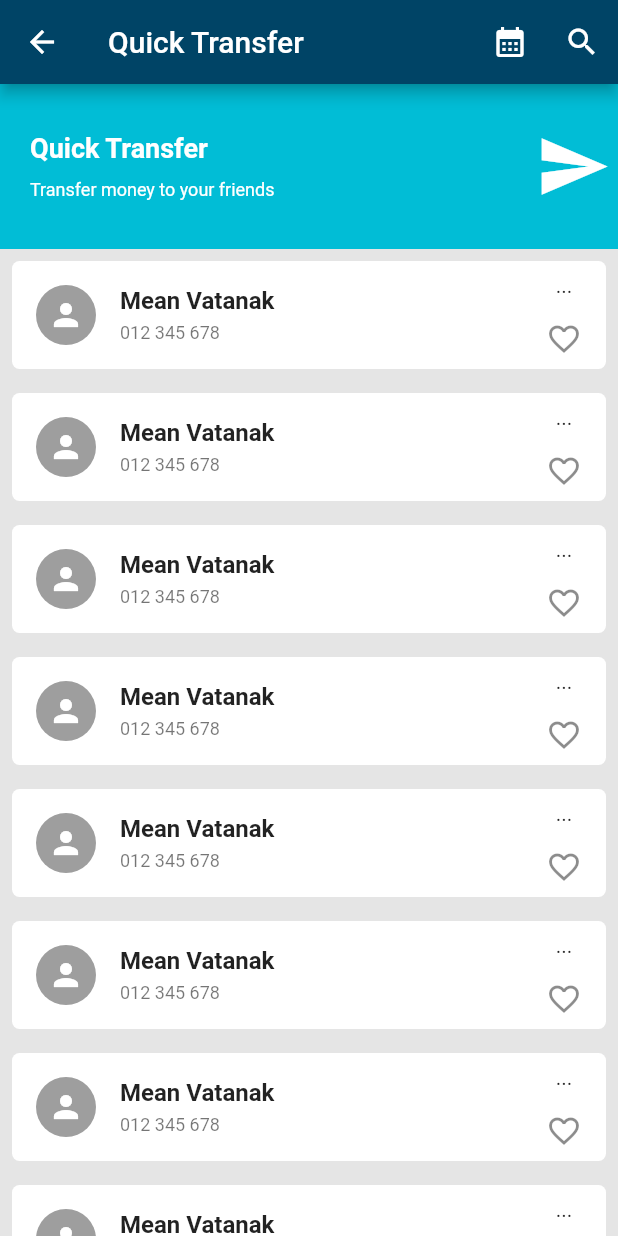
After one commit to meanvatanak/flutter_aba_bank_demo, a Flutter app: the screen it shows after launch, after a tap on "Quick Transfer", on a phone screen of 412 x 824 dp. The commit adds this screen. Run offline on Flutter 3.47's test engine with Material 2 defaults, Android fonts, the phone set to English and light mode, and no system bars; our stand-ins replace phosphor_flutter.

Commit message:
add feature select quick transfer and payment  - list quick transfer  - list quick payment

```diff
--- a/lib/routes/app_route.dart
+++ b/lib/routes/app_route.dart
@@ -1,10 +1,12 @@
 import 'package:aba_bank_app/notification/notification_page.dart';
+import 'package:aba_bank_app/utilities/constants.dart';
+import 'package:aba_bank_app/views/quick_transfer/quick_transfer.dart';
 import 'package:flutter/material.dart';
 
 import '../views/main_page.dart';
 
-Route<dynamic>? AppRoute(RouteSettings settings){
-  switch(settings.name){
+Route<dynamic>? AppRoute(RouteSettings settings) {
+  switch (settings.name) {
     case '/':
       return MaterialPageRoute(builder: (context) => MainPage());
     case '/profile':
@@ -12,9 +14,26 @@ Route<dynamic>? AppRoute(RouteSettings settings){
     case '/notification':
       final routeArguments = settings.arguments as Map<String, dynamic>;
       return MaterialPageRoute(
-        builder: (context) => NotificationPage(
-          routeArguments: routeArguments,
-        )
+          builder: (context) => NotificationPage(
+                routeArguments: routeArguments,
+              ));
+    case '/quick_transfer':
+      return MaterialPageRoute(
+        builder: (context) => QuickTransfer(
+          title: "Quick Transfer",
+          description: "Transfer money to your friends",
+          icon: Icons.send,
+          color: cyanColor,
+        ),
+      );
+    case '/quick_payment':
+      return MaterialPageRoute(
+        builder: (context) => QuickTransfer(
+          title: "Quick Payment",
+          description: "Pay your bills",
+          icon: Icons.payment,
+          color: redColor,
+        ),
       );
     default:
       return null;
--- a/lib/views/main_page.dart
+++ b/lib/views/main_page.dart
@@ -240,14 +240,18 @@ class _MainPageState extends State<MainPage> {
             child: Container(
               width: double.infinity,
               color: Color(0xFF10BAD2),
+              child: InkWell(
+                borderRadius: BorderRadius.circular(16),
+                splashColor: Colors.white,
+                onTap: () {
+                  Navigator.of(context).pushNamed('/quick_transfer');
+                },
                 child: Row(
                   children: [
                     SizedBox(
                       width: 20,
                     ),
-                  Container(
-                    // color: Colors.black,
-                    child: Column(
+                    Column(
                       mainAxisAlignment: MainAxisAlignment.center,
                       crossAxisAlignment: CrossAxisAlignment.start,
                       children: const [
@@ -263,14 +267,13 @@ class _MainPageState extends State<MainPage> {
                           height: 8,
                         ),
                         Text(
-                          'Create your templates here to make transfer qucker',
+                          'Create your templates here to make transfer quicker',
                           style: TextStyle(
                             color: Colors.white,
-                            fontSize: 14,
+                            fontSize: 12,
                           ),
                         ),
                       ],
-                    ),
                     ),
                     Spacer(),
                     Icon(
@@ -285,10 +288,17 @@ class _MainPageState extends State<MainPage> {
                 ),
               ),
             ),
+          ),
           Expanded(
             child: Container(
               width: double.infinity,
               color: Color(0xFFEE5350),
+              child: InkWell(
+                borderRadius: BorderRadius.circular(16),
+                splashColor: Colors.white,
+                onTap: () {
+                  Navigator.of(context).pushNamed('/quick_payment');
+                },
                 child: Row(
                   mainAxisAlignment: MainAxisAlignment.spaceBetween,
                   // alignment: Alignment.bottomRight,
@@ -315,7 +325,7 @@ class _MainPageState extends State<MainPage> {
                           'Paying your bills with templates is easy and fast',
                           style: TextStyle(
                             color: Colors.white,
-                          fontSize: 14,
+                            fontSize: 12,
                           ),
                         ),
                       ],
@@ -330,6 +340,7 @@ class _MainPageState extends State<MainPage> {
                       width: 5,
                     ),
                   ],
+                ),
               ),
             ),
           ),
--- /dev/null
+++ b/lib/views/quick_transfer/quick_transfer.dart
@@ -0,0 +1,96 @@
+import 'package:aba_bank_app/utilities/constants.dart';
+import 'package:aba_bank_app/widgets/listtile.dart';
+import 'package:flutter/material.dart';
+
+class QuickTransfer extends StatelessWidget {
+  const QuickTransfer({
+    Key? key,
+    required this.title,
+    required this.description,
+    required this.icon,
+    required this.color,
+  }) : super(key: key);
+
+  final String title;
+  final String description;
+  final IconData icon;
+  final Color color;
+
+  @override
+  Widget build(BuildContext context) {
+    return Scaffold(
+        backgroundColor: secondaryColor,
+        appBar: AppBar(
+          leading: IconButton(
+            onPressed: () {
+              Navigator.of(context).pop();
+            },
+            icon: const Icon(Icons.arrow_back),
+          ),
+          title: Text(title),
+          actions: [
+            IconButton(
+              onPressed: () {},
+              icon: const Icon(Icons.calendar_month),
+            ),
+            IconButton(
+              onPressed: () {},
+              icon: const Icon(Icons.search),
+            ),
+          ],
+        ),
+        body: SingleChildScrollView(
+          child: Column(
+            children: [
+              Container(
+                color: color,
+                child: Padding(
+                  padding: const EdgeInsets.symmetric(vertical: 30.0),
+                  child: Row(
+                    children: [
+                      SizedBox(
+                        width: 20,
+                      ),
+                      Column(
+                        crossAxisAlignment: CrossAxisAlignment.start,
+                        children: [
+                          Text(
+                            title,
+                            style: TextStyle(
+                              fontSize: 18,
+                              fontWeight: FontWeight.bold,
+                              color: Colors.white,
+                            ),
+                          ),
+                          SizedBox(
+                            height: 10,
+                          ),
+                          Text(
+                            description,
+                            style: TextStyle(
+                              fontSize: 12,
+                              color: Colors.white,
+                            ),
+                            textAlign: TextAlign.left,
+                          ),
+                        ],
+                      ),
+                      Spacer(),
+                      Icon(icon, size: 50, color: Colors.white),
+                      SizedBox(
+                        width: 5,
+                      ),
+                    ],
+                  ),
+                ),
+              ),
+              ...List.generate(
+                20,
+                (index) => ListQuickTransfer(
+                    name: 'Mean Vatanak', phone: '012 345 678'),
+              )
+            ],
+          ),
+        ));
+  }
+}
--- /dev/null
+++ b/lib/widgets/listtile.dart
@@ -0,0 +1,55 @@
+import 'package:flutter/material.dart';
+
+class ListQuickTransfer extends StatelessWidget {
+  const ListQuickTransfer({
+    Key? key,
+    required this.name,
+    required this.phone,
+  }) : super(key: key);
+
+  final String name;
+  final String phone;
+
+  @override
+  Widget build(BuildContext context) {
+    return Padding(
+      padding: const EdgeInsets.all(8.0),
+      child: Container(
+        decoration: BoxDecoration(
+          color: Colors.white,
+          borderRadius: BorderRadius.circular(5),
+        ),
+        child: ListTile(
+          leading: CircleAvatar(
+            radius: 20,
+            backgroundColor: Colors.grey,
+            child: Icon(
+              Icons.person,
+              color: Colors.white,
+            ),
+          ),
+          title: Text(
+            name,
+            style: TextStyle(
+              fontSize: 16,
+              fontWeight: FontWeight.bold,
+            ),
+          ),
+          subtitle: Text(
+            phone,
+            style: TextStyle(
+              fontSize: 12,
+            ),
+          ),
+          trailing: Column(
+            children: [
+              Text('...'),
+              Spacer(),
+              Icon(Icons.favorite_outline),
+            ],
+          ),
+        ),
+      ),
+    );
+  }
+}
```
Lines whose indentation alone changed are shown as unchanged.
